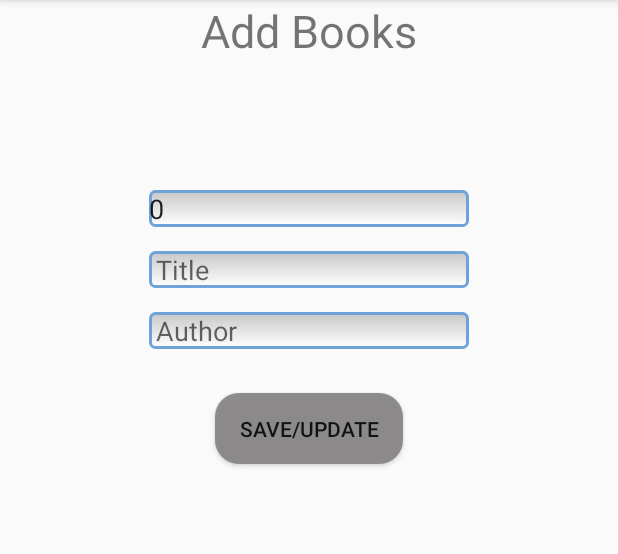
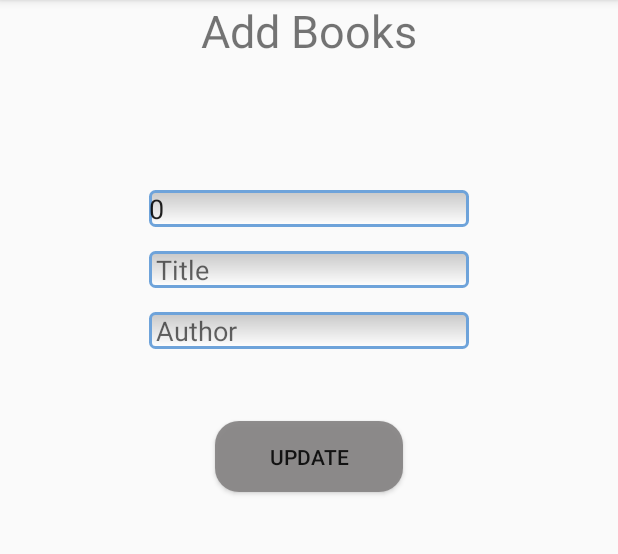
Before and after one commit to Goncharov01/RoomBookExample, an Android app: the AddBookActivity screen opened directly, with no data from a screen before it, on a phone screen of 412 x 824 dp, the part 84-638 px from its top. Run offline under Robolectric (Android 15) with nearby library versions, the phone set to English and light mode, and no system bars; our stand-ins replace Dagger/Hilt's generated code, Room's generated code, data binding.

Commit message:
Create update button

```diff
--- a/app/src/main/java/com/example/roombookexample/AddBookViewModel.java
+++ b/app/src/main/java/com/example/roombookexample/AddBookViewModel.java
@@ -58,16 +58,4 @@ public class AddBookViewModel extends ViewModel {
 
     }
 
-    public void onOffVisibility(View view){
-
-        BookModel bookModel = new BookModel();
-
-        if(bookModel.id == 0){
-            view.setVisibility(View.INVISIBLE);
-        }
-
-    }
-
-
-
 }
--- a/app/src/main/res/layout/activity_add_book.xml
+++ b/app/src/main/res/layout/activity_add_book.xml
@@ -5,6 +5,8 @@
     xmlns:tools="http://schemas.android.com/tools">
 
     <data>
+
+        <import type = "android.view.View" />
 
         <variable
             name="addBookViewModel"
@@ -72,12 +74,26 @@
             android:layout_height="47dp"
             android:background="@drawable/roundedbutton"
             android:onClick="@{(v) -> addBookViewModel.onClick(v)}"
-            android:text="Save/Update"
+            android:text="Save"
+            android:visibility="@{bookModel.id == 0 ? View.VISIBLE : View.GONE}"
             app:layout_constraintBottom_toBottomOf="parent"
             app:layout_constraintEnd_toEndOf="parent"
             app:layout_constraintStart_toStartOf="parent"
             app:layout_constraintTop_toBottomOf="@+id/editAuthor"
             app:layout_constraintVertical_bias="0.060000002" />
+
+        <Button
+            android:id="@+id/buttonUpdate"
+            android:layout_width="125dp"
+            android:layout_height="47dp"
+            android:layout_marginTop="16dp"
+            android:background="@drawable/roundedbutton"
+            android:onClick="@{(v) -> addBookViewModel.onClick(v)}"
+            android:text="Update"
+            android:visibility="@{bookModel.id == 0 ? View.GONE: View.VISIBLE}"
+            app:layout_constraintEnd_toEndOf="parent"
+            app:layout_constraintStart_toStartOf="parent"
+            app:layout_constraintTop_toBottomOf="@+id/buttonSave" />
 
         <TextView
             android:id="@+id/textView2"
@@ -90,6 +106,8 @@
             app:layout_constraintStart_toStartOf="parent"
             app:layout_constraintTop_toTopOf="parent" />
 
+
+
     </androidx.constraintlayout.widget.ConstraintLayout>
 
 </layout>
```
Also changed, not shown: app/src/main/java/com/example/roombookexample/AddBookActivity.java (+0 -10 lines).
